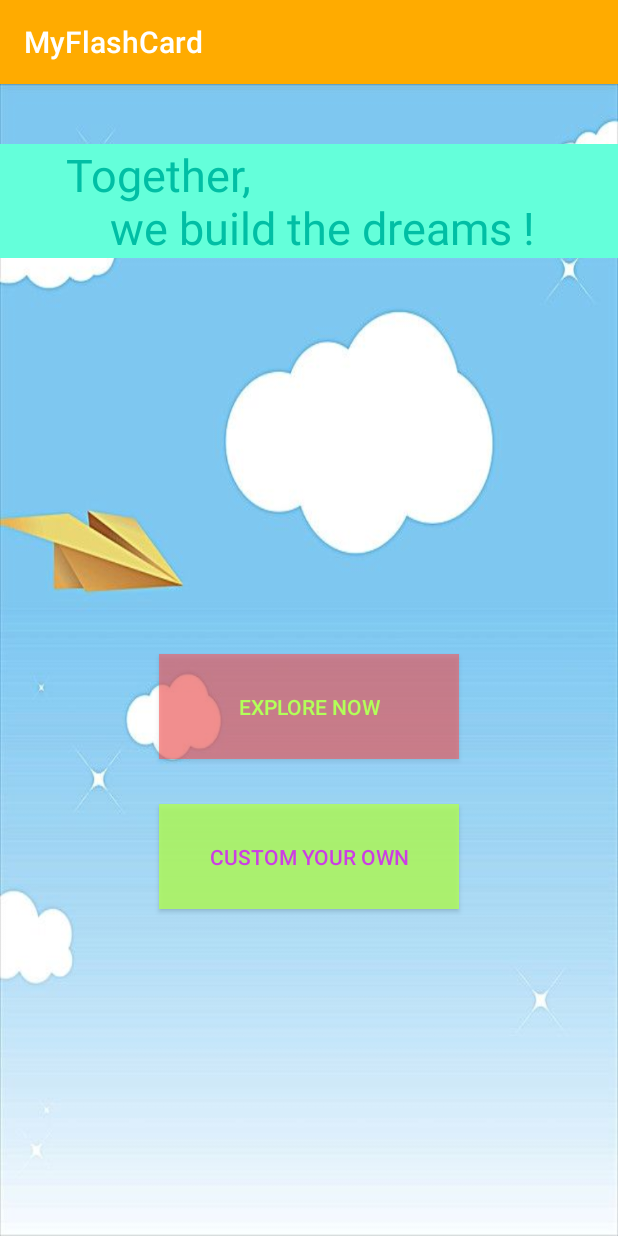
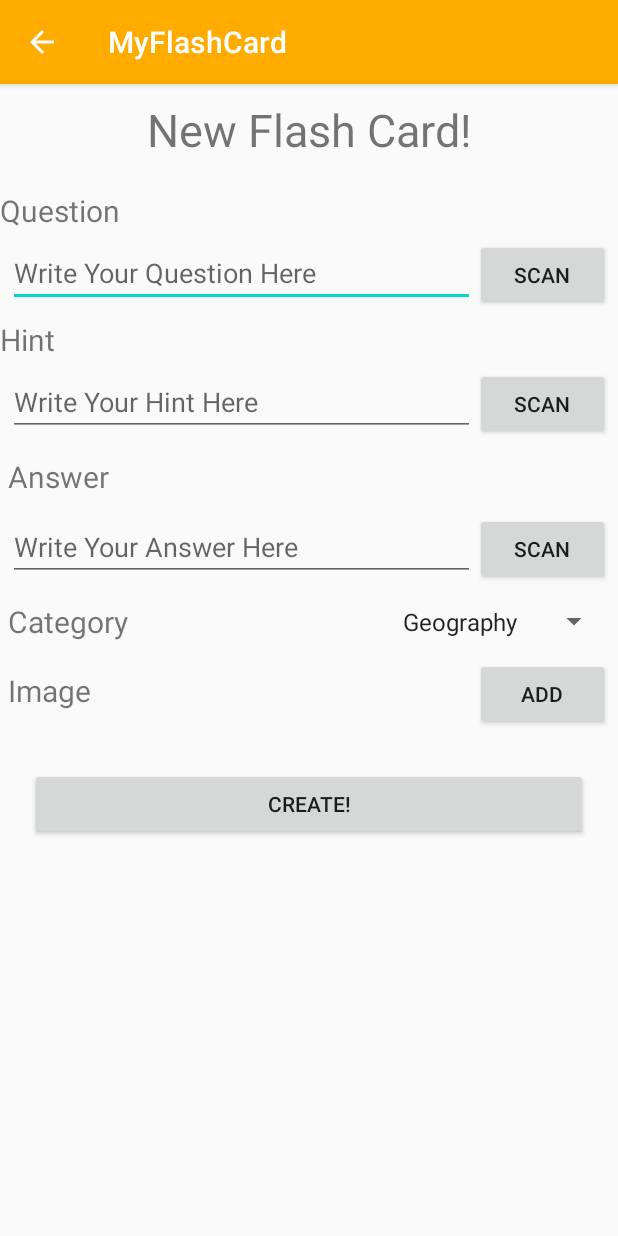
Before and after one commit to bxbao87/MyFlashCard, an Android app: the screen it shows after launch (MainActivity before the commit, CustomActivity after it), after a tap on "CUSTOM YOUR OWN", on a phone screen of 412 x 824 dp. Run offline under Robolectric (Android 15) with nearby library versions, the phone set to English and light mode, and no system bars.

Commit message:
Custom flash card activity and scan text activity v2

```diff
--- /dev/null
+++ b/app/src/main/java/com/example/myflashcard/CustomActivity.java
@@ -0,0 +1,174 @@
+package com.example.myflashcard;
+
+import android.app.Activity;
+import android.content.Intent;
+import android.graphics.Bitmap;
+import android.net.Uri;
+import android.os.Bundle;
+import android.provider.MediaStore;
+import android.view.View;
+import android.widget.Button;
+import android.widget.EditText;
+import android.widget.ImageView;
+import android.widget.Spinner;
+
+import androidx.appcompat.app.AppCompatActivity;
+
+import java.io.IOException;
+
+public class CustomActivity extends AppCompatActivity {
+    private Button create, addImage, scan, scan1, scan2;
+    private String currentPhotoPath;
+    private Bitmap imageAdd;
+    private String _question;
+    private String _answer;
+    private String _hint;
+    private String _category;
+    private EditText editQuestion, editHint, editAnswer;
+    static final int GALLERY_REQUEST_CODE = 12;
+    static final int GET_QUESTION = 3;
+    static final int GET_HINT = 115;
+    static final int GET_ANSWER = 7;
+    private ImageView imageView;
+    private Spinner spinner;
+    @Override
+    protected void onCreate(Bundle savedInstanceState) {
+        super.onCreate(savedInstanceState);
+        setContentView(R.layout.custom_activity);
+        init();
+        setScan();
+        createNew();
+    }
+    private boolean isValidate(EditText t)
+    {
+        if(t.getText().length() < 4)
+        {
+            t.setError("Invalid Input");
+            return false;
+        }
+        return true;
+    }
+    private void createNew()
+    {
+        create.setOnClickListener(new View.OnClickListener() {
+            @Override
+            public void onClick(View view) {
+                if(isValidate(editQuestion) && isValidate(editAnswer))
+                {
+                    //back to previous activity
+                    Intent intent = new Intent();
+                    intent.putExtra("Quest", _question);
+                    intent.putExtra("Image", imageAdd);
+                    intent.putExtra("Hint", _hint);
+                    intent.putExtra("Answer", _answer);
+                    intent.putExtra("Category", _category);
+                    setResult(Activity.RESULT_OK, intent);
+                    finish();
+                }
+            }
+        });
+    }
+    private void init() {
+        imageView = findViewById(R.id.display_image);
+
+        editQuestion = findViewById(R.id.new_question);
+        editHint = findViewById(R.id.new_hint);
+        editAnswer = findViewById(R.id.new_answer);
+        spinner = findViewById(R.id.category_chosen);
+        create = findViewById(R.id.Create);
+
+        scan = findViewById(R.id.scan_question);
+        scan1 = findViewById(R.id.scan_hint);
+        scan2 = findViewById(R.id.scan_answer);
+
+
+        addImage = findViewById(R.id.add_image);
+        addImage.setOnClickListener(new View.OnClickListener() {
+            @Override
+            public void onClick(View view) {
+                getImageIntent();
+            }
+        });
+    }
+    private void setScan()
+    {
+        scan.setOnClickListener(new View.OnClickListener() {
+            @Override
+            public void onClick(View view) {
+                Intent x = new Intent(CustomActivity.this, ScanActivity.class);
+                x.putExtra("quest",GET_QUESTION);
+                startActivityForResult(x, GET_QUESTION);
+            }
+        });
+        scan1.setOnClickListener(new View.OnClickListener() {
+            @Override
+            public void onClick(View view) {
+                Intent x = new Intent(CustomActivity.this, ScanActivity.class);
+                x.putExtra("hint",GET_HINT);
+                startActivityForResult(x, GET_HINT);
+            }
+        });
+        scan2.setOnClickListener(new View.OnClickListener() {
+            @Override
+            public void onClick(View view) {
+                Intent x = new Intent(CustomActivity.this, ScanActivity.class);
+                x.putExtra("answer",GET_ANSWER);
+                startActivityForResult(x, GET_ANSWER);
+            }
+        });
+    }
+    private void getImageIntent() {
+        Intent intent = new Intent();
+        intent.setType("image/*");
+        intent.setAction(Intent.ACTION_GET_CONTENT);
+        startActivityForResult(Intent.createChooser(intent,"Pick Image"), GALLERY_REQUEST_CODE);
+    }
+
+    @Override
+    protected void onActivityResult(int requestCode, int resultCode, Intent data) {
+        super.onActivityResult(requestCode, resultCode, data);
+        if (requestCode == GALLERY_REQUEST_CODE && resultCode == RESULT_OK) {
+            Uri image = data.getData();
+            try {
+                imageAdd = MediaStore.Images.Media.getBitmap(this.getContentResolver(), image);
+            } catch (IOException e) {
+                e.printStackTrace();
+            }
+            imageView.setImageBitmap(imageAdd);
+        }
+        if(requestCode == GET_QUESTION)
+        {
+            if(resultCode == RESULT_OK)
+            {
+                if(data.getStringExtra("quest") != null ){
+                    _question = data.getStringExtra("quest");
+                    editQuestion.setText(_question);
+                }
+            }
+        }
+        if(requestCode == GET_HINT)
+        {
+            if(resultCode == RESULT_OK)
+            {
+                if(data.getStringExtra("hint") != null) {
+                    _hint = data.getStringExtra("hint");
+                    editHint.setText(_hint);
+                }
+            }
+        }
+        if(requestCode == GET_ANSWER)
+        {
+            if(resultCode == RESULT_OK)
+            {
+                if(data.getStringExtra("answer") != null) {
+                    _answer = data.getStringExtra("answer");
+                    editAnswer.setText(_answer);
+                }
+            }
+        }
+    }
+    private void getCategory()
+    {
+        _category = String.valueOf(spinner.getSelectedItem());
+    }
+}
--- /dev/null
+++ b/app/src/main/res/layout/custom_activity.xml
@@ -0,0 +1,158 @@
+<?xml version="1.0" encoding="utf-8"?>
+<ScrollView xmlns:android="http://schemas.android.com/apk/res/android"
+    xmlns:app="http://schemas.android.com/apk/res-auto"
+    xmlns:tools="http://schemas.android.com/tools"
+    android:layout_width="match_parent"
+    android:layout_height="match_parent"
+
+    tools:context=".MainActivity">
+    <LinearLayout
+        android:layout_width="match_parent"
+        android:layout_height="match_parent"
+        android:orientation="vertical">
+        <TextView
+            android:layout_width="match_parent"
+            android:layout_height="wrap_content"
+            android:textAlignment="center"
+            android:textSize="30sp"
+            android:text="New Flash Card!"
+            android:padding="10dp"
+
+            />
+        <TextView
+            android:paddingTop="10dp"
+            android:layout_width="wrap_content"
+            android:layout_height="wrap_content"
+            android:text="Question"
+            android:textSize="20sp"
+            />
+        <LinearLayout
+            android:padding="5dp"
+            android:layout_width="match_parent"
+            android:layout_height="wrap_content"
+            android:orientation="horizontal">
+            <EditText
+                android:layout_weight="1"
+                android:layout_width="wrap_content"
+                android:layout_height="wrap_content"
+                android:id="@+id/new_question"
+                android:hint="Write Your Question Here"
+                />
+            <Button
+                android:text="Scan"
+                android:layout_width="90dp"
+                android:layout_height="wrap_content"
+                android:id="@+id/scan_question"/>
+        </LinearLayout>
+        <TextView
+
+            android:layout_width="wrap_content"
+            android:layout_height="wrap_content"
+            android:text="Hint"
+            android:textSize="20sp"
+            />
+        <LinearLayout
+            android:padding="5dp"
+            android:layout_width="match_parent"
+            android:layout_height="wrap_content"
+            android:orientation="horizontal"
+            >
+            <EditText
+                android:layout_weight="1"
+                android:layout_width="wrap_content"
+                android:layout_height="wrap_content"
+                android:id="@+id/new_hint"
+                android:hint="Write Your Hint Here"
+                />
+            <Button
+                android:layout_width="90dp"
+                android:layout_height="wrap_content"
+                android:id="@+id/scan_hint"
+                android:text="Scan"
+                />
+        </LinearLayout>
+
+        <TextView
+            android:padding="5dp"
+            android:layout_width="wrap_content"
+            android:layout_height="wrap_content"
+            android:text="Answer"
+            android:textSize="20sp"
+            />
+        <LinearLayout
+            android:padding="5dp"
+            android:layout_width="match_parent"
+            android:layout_height="wrap_content"
+            android:orientation="horizontal"
+            >
+            <EditText
+                android:layout_weight="1"
+                android:layout_width="wrap_content"
+                android:layout_height="wrap_content"
+                android:id="@+id/new_answer"
+                android:hint="Write Your Answer Here"
+                />
+            <Button
+                android:id="@+id/scan_answer"
+                android:layout_width="90dp"
+                android:layout_height="wrap_content"
+                android:text="Scan"
+                tools:ignore="DuplicateIds" />
+        </LinearLayout>
+
+
+        <LinearLayout
+            android:padding="5dp"
+            android:layout_width="match_parent"
+            android:layout_height="wrap_content"
+            android:orientation="horizontal"
+            >
+            <TextView
+                android:layout_weight="1"
+                android:layout_width="wrap_content"
+                android:layout_height="match_parent"
+                android:text="Category"
+                android:textSize="20sp"
+                />
+
+            <Spinner
+                android:id="@+id/category_chosen"
+                android:layout_width="wrap_content"
+                android:layout_height="match_parent"
+                android:layout_gravity="end"
+                android:entries="@array/user_category" />
+        </LinearLayout>
+        <LinearLayout
+            android:padding="5dp"
+            android:layout_width="match_parent"
+            android:layout_height="wrap_content"
+            android:orientation="horizontal"
+            >
+            <TextView
+                android:layout_weight="1"
+                android:layout_width="wrap_content"
+                android:layout_height="wrap_content"
+                android:text="Image"
+                android:textSize="20sp"
+                />
+            <Button
+                android:layout_width="90dp"
+                android:layout_height="wrap_content"
+                android:id="@+id/add_image"
+                android:text="Add"
+                />
+        </LinearLayout>
+        <ImageView
+            android:layout_width="match_parent"
+            android:layout_height="wrap_content"
+            android:id="@+id/display_image"
+            />
+        <Button
+            android:layout_margin="20dp"
+            android:layout_width="match_parent"
+            android:layout_height="wrap_content"
+            android:id="@+id/Create"
+            android:text="Create!"
+            android:layout_gravity="center"/>
+    </LinearLayout>
+</ScrollView>
--- a/app/src/main/res/values/strings.xml
+++ b/app/src/main/res/values/strings.xml
@@ -1,3 +1,11 @@
 <resources>
     <string name="app_name">MyFlashCard</string>
+    <string-array name="user_category">
+        <item>Geography</item>
+        <item>History</item>
+        <item>Science</item>
+        <item>Technology</item>
+        <item>Engineer</item>
+        <item>Math</item>
+    </string-array>
 </resources>
```
Also changed, not shown: app/src/main/java/com/example/myflashcard/ScanActivity.java (added, +197 -0 lines), app/src/main/res/layout/scan_activity.xml (added, +75 -0 lines).
